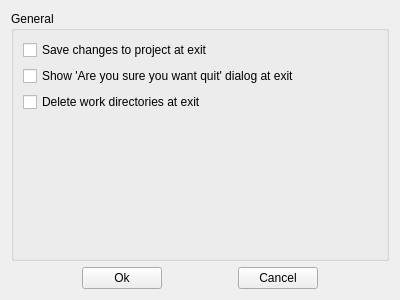
The window that titan/ui/settings.ui (Fijishi-Enterprises/GENO-Energy-Optimization) describes before a commit, drawn with Qt 5.
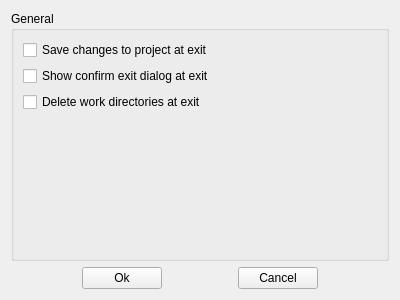
The same window after the commit.

Commit message: Update to confirm exit dialog. 'Do not ask me again' checkbox added.

The edit to the form file:
```diff
--- a/titan/ui/settings.ui
+++ b/titan/ui/settings.ui
@@ -63,7 +63,10 @@
       <item>
        <widget class="QCheckBox" name="checkBox_exit_dialog">
         <property name="text">
-         <string>Show 'Are you sure you want quit' dialog at exit</string>
+         <string>Show confirm exit dialog at exit</string>
+        </property>
+        <property name="tristate">
+         <bool>false</bool>
         </property>
        </widget>
       </item>
```
The commit also changes 4 other files.
